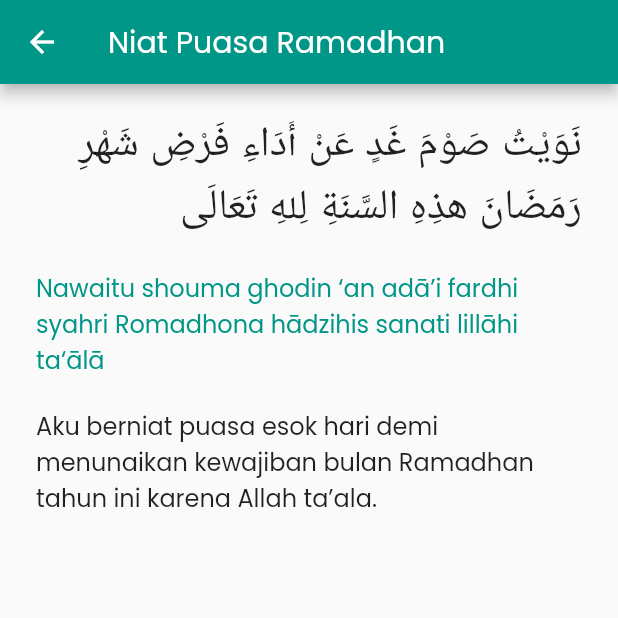
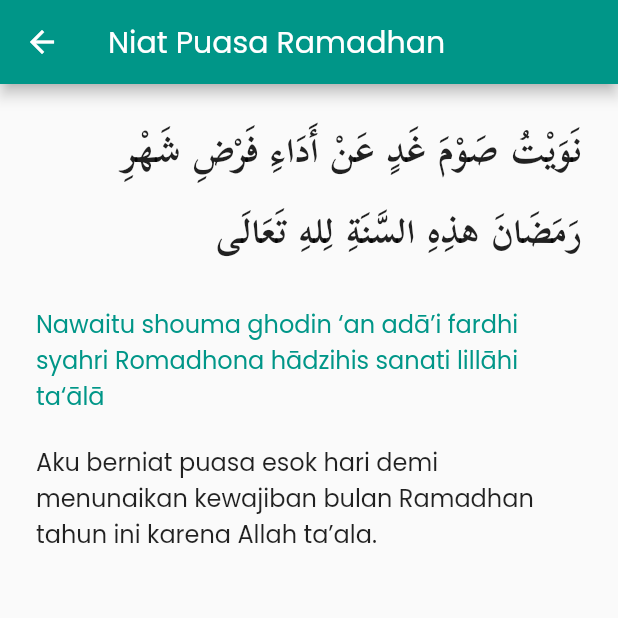
Before and after one commit to gonexwind/ramadhanku, a Flutter app: the screen it shows after launch, after a tap on "Niat Puasa Ramadhan", on a phone screen of 412 x 824 dp, the top half of it. Run offline on Flutter 3.47's test engine with Material 2 defaults, Android fonts, the phone set to English and light mode, and no system bars; our stand-ins replace get.

Commit message:
add arabic font

```diff
--- a/lib/detail_page.dart
+++ b/lib/detail_page.dart
@@ -31,7 +31,11 @@ class DetailPage extends StatelessWidget {
                 Text(
                   doa,
                   textDirection: TextDirection.rtl,
-                  style: TextStyle(fontSize: 28),
+                  style: TextStyle(
+                    fontSize: 32,
+                    fontFamily: 'Scheherazade',
+                    fontWeight: FontWeight.bold,
+                  ),
                 ),
                 SizedBox(height: 20),
                 Text(latin, style: TextStyle(fontSize: 16, color: Colors.teal)),
--- a/pubspec.yaml
+++ b/pubspec.yaml
@@ -20,3 +20,7 @@ flutter:
       fonts:
         - asset: assets/fonts/poppins/Poppins-Regular.ttf
         - asset: assets/fonts/poppins/Poppins-Bold.ttf
+    - family: Scheherazade
+      fonts:
+        - asset: assets/fonts/scheherazade/Scheherazade-Regular.ttf
+        - asset: assets/fonts/scheherazade/Scheherazade-Bold.ttf
```
Also changed, not shown: assets/fonts/scheherazade/Scheherazade-Bold.ttf (added), assets/fonts/scheherazade/Scheherazade-Regular.ttf (added).
